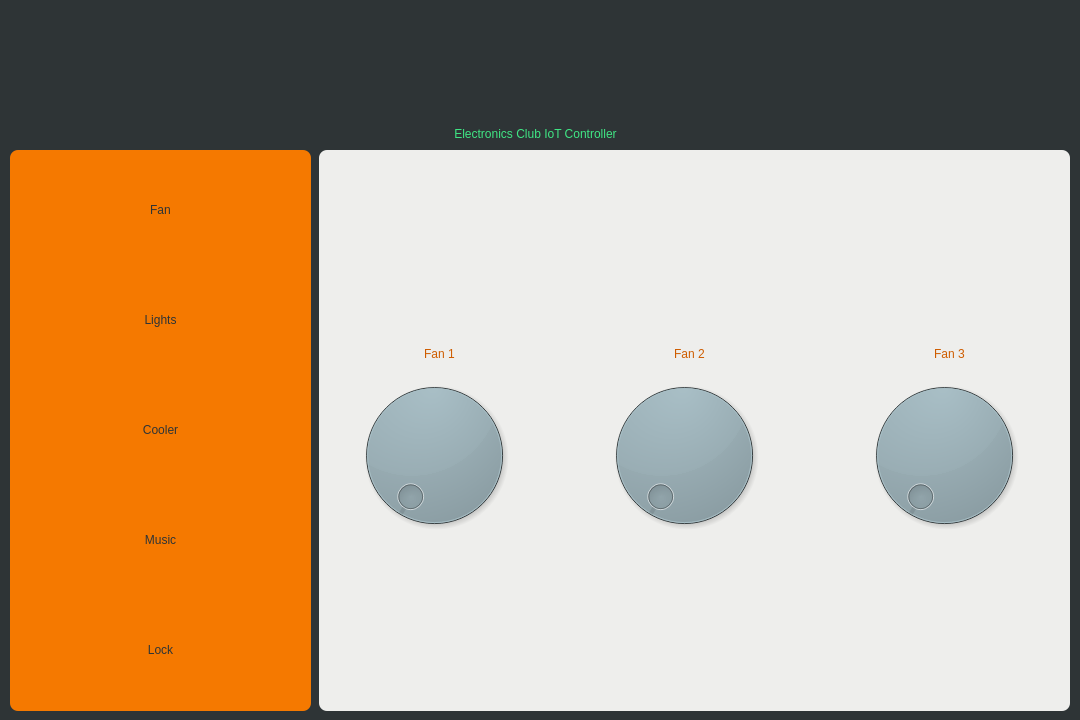
First picture: the form in GUI/menu/iot.ui, repository eclub-iitk/desktopography, before the edit.
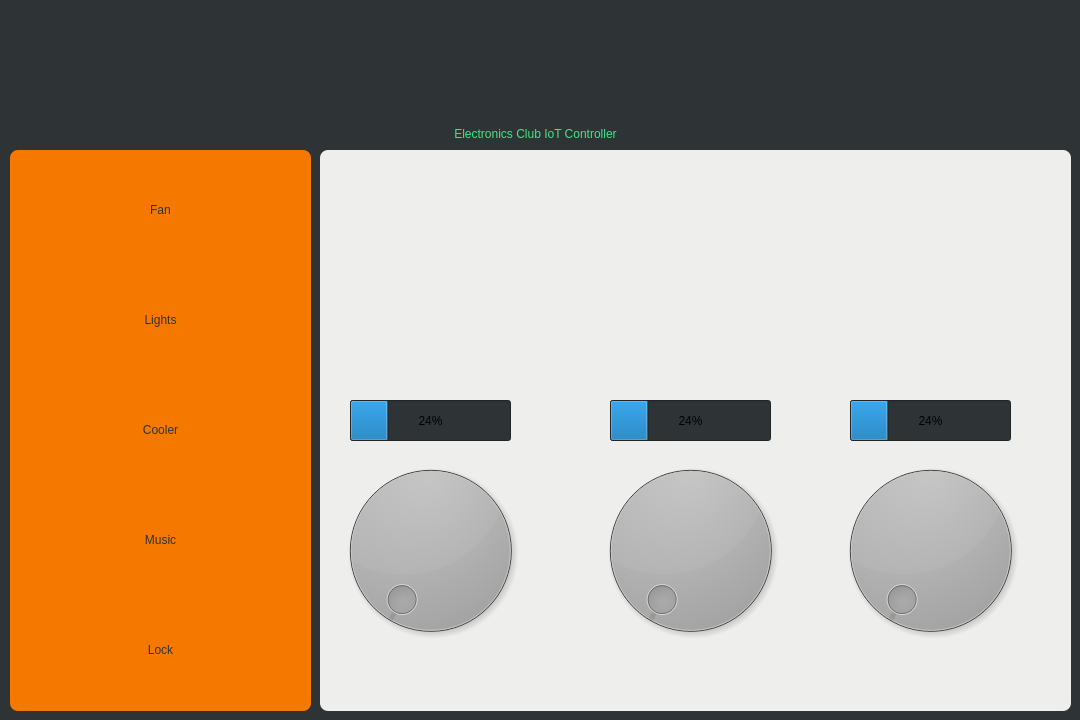
Second picture: the form after the edit.

Commit message: added dial functionality

The edit to the form file:
```diff
--- a/GUI/menu/iot.ui
+++ b/GUI/menu/iot.ui
@@ -149,9 +149,12 @@
    </property>
   </widget>
   <widget class="QFrame" name="frame_2">
+   <property name="enabled">
+    <bool>true</bool>
+   </property>
    <property name="geometry">
     <rect>
-     <x>319</x>
+     <x>320</x>
      <y>150</y>
      <width>751</width>
      <height>561</height>
@@ -161,6 +164,14 @@
     <string notr="true">
 QFrame{background-color: rgb(238, 238, 236);
 border-radius:8px;
+}
+
+QDial{
+border:none;
+border-radius:8px;
+background-color: transparent;
+
+color:rgb(46, 52, 54);
 }</string>
    </property>
    <property name="frameShape">
@@ -172,97 +183,70 @@
    <widget class="QDial" name="dial">
     <property name="geometry">
      <rect>
+      <x>10</x>
+      <y>300</y>
+      <width>201</width>
+      <height>201</height>
+     </rect>
+    </property>
+   </widget>
+   <widget class="QProgressBar" name="progressBar">
+    <property name="geometry">
+     <rect>
       <x>30</x>
-      <y>220</y>
-      <width>171</width>
-      <height>171</height>
+      <y>250</y>
+      <width>161</width>
+      <height>41</height>
      </rect>
     </property>
+    <property name="value">
+     <number>24</number>
+    </property>
    </widget>
    <widget class="QDial" name="dial_2">
     <property name="geometry">
      <rect>
-      <x>280</x>
-      <y>220</y>
-      <width>171</width>
-      <height>171</height>
-     </rect>
-    </property>
-   </widget>
-   <widget class="QDial" name="dial_3">
-    <property name="geometry">
-     <rect>
-      <x>540</x>
-      <y>220</y>
-      <width>171</width>
-      <height>171</height>
-     </rect>
-    </property>
-   </widget>
-   <widget class="QLabel" name="label_2">
-    <property name="geometry">
-     <rect>
-      <x>20</x>
-      <y>140</y>
-      <width>201</width>
-      <height>71</height>
-     </rect>
-    </property>
-    <property name="styleSheet">
-     <string notr="true">color:rgb(206, 92, 0);
-font: 75 20pt &quot;AnjaliOldLipi&quot;;
-text-align: center;
-</string>
-    </property>
-    <property name="text">
-     <string>Fan 1</string>
-    </property>
-    <property name="alignment">
-     <set>Qt::AlignBottom|Qt::AlignHCenter</set>
-    </property>
-   </widget>
-   <widget class="QLabel" name="label_3">
-    <property name="geometry">
-     <rect>
       <x>270</x>
-      <y>140</y>
+      <y>300</y>
       <width>201</width>
-      <height>71</height>
+      <height>201</height>
      </rect>
     </property>
-    <property name="styleSheet">
-     <string notr="true">color:rgb(206, 92, 0);
-font: 75 20pt &quot;AnjaliOldLipi&quot;;
-text-align: center;
-</string>
+   </widget>
+   <widget class="QProgressBar" name="progressBar_2">
+    <property name="geometry">
+     <rect>
+      <x>290</x>
+      <y>250</y>
+      <width>161</width>
+      <height>41</height>
+     </rect>
     </property>
-    <property name="text">
-     <string>Fan 2</string>
+    <property name="value">
+     <number>24</number>
     </property>
-    <property name="alignment">
-     <set>Qt::AlignBottom|Qt::AlignHCenter</set>
+   </widget>
+   <widget class="QDial" name="dial_3">
+    <property name="geometry">
+     <rect>
+      <x>510</x>
+      <y>300</y>
+      <width>201</width>
+      <height>201</height>
+     </rect>
     </property>
    </widget>
-   <widget class="QLabel" name="label_4">
+   <widget class="QProgressBar" name="progressBar_3">
     <property name="geometry">
      <rect>
       <x>530</x>
-      <y>140</y>
-      <width>201</width>
-      <height>71</height>
+      <y>250</y>
+      <width>161</width>
+      <height>41</height>
      </rect>
     </property>
-    <property name="styleSheet">
-     <string notr="true">color:rgb(206, 92, 0);
-font: 75 20pt &quot;AnjaliOldLipi&quot;;
-text-align: center;
-</string>
-    </property>
-    <property name="text">
-     <string>Fan 3</string>
-    </property>
-    <property name="alignment">
-     <set>Qt::AlignBottom|Qt::AlignHCenter</set>
+    <property name="value">
+     <number>24</number>
     </property>
    </widget>
   </widget>
```
Left out of the diff: 70 changed lines with no effect on the pictures. The commit also changes 1 other file.
